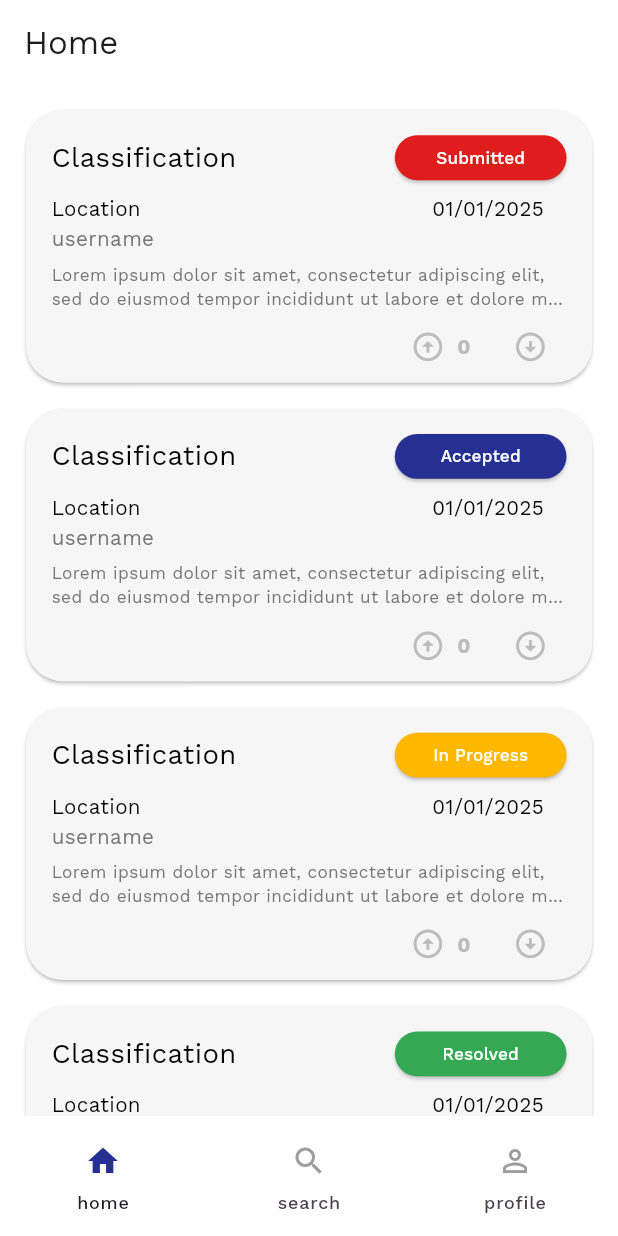
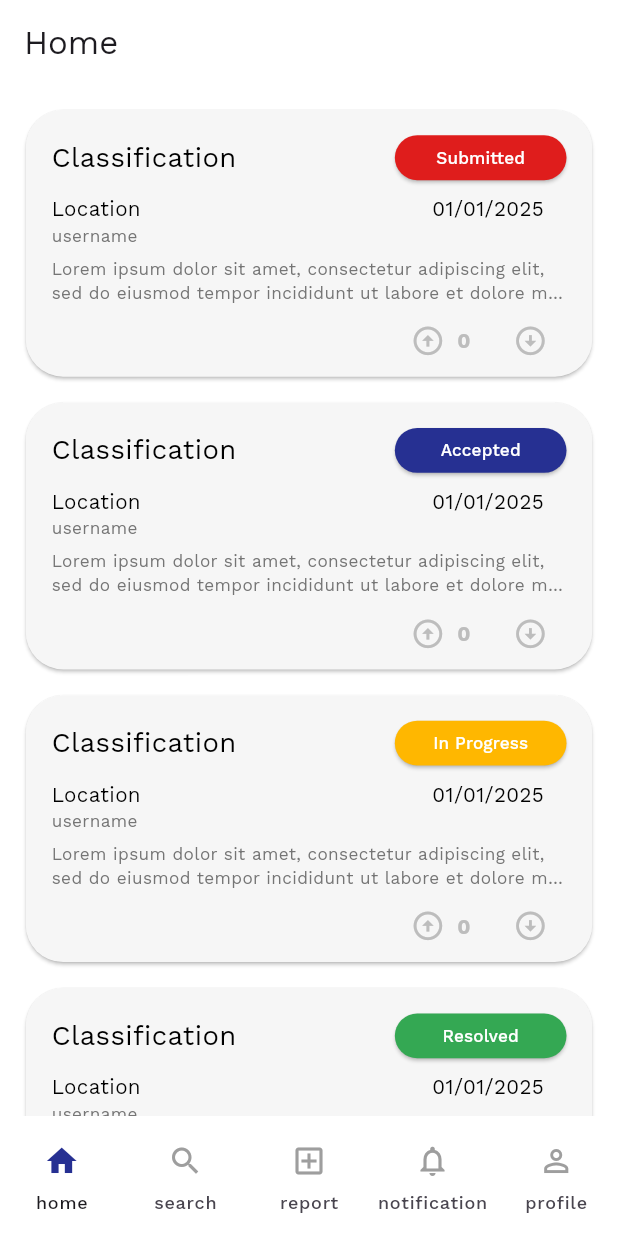
Before and after one commit to omnomdondon/E-ALERTO, a Flutter app: the screen it shows after launch, after a tap on "Login", on a phone screen of 412 x 824 dp. Run offline on Flutter 3.47's test engine with Material 3 defaults, Android fonts, the phone set to English and light mode, and no system bars; our stand-ins replace flutter_screenutil, go_router, google_fonts.

Commit message:
Added report screen; unfinished

```diff
--- a/lib/controller/router.dart
+++ b/lib/controller/router.dart
@@ -4,6 +4,7 @@ import 'package:e_alerto/view/screens/home_screen.dart';
 import 'package:e_alerto/view/screens/login_screen.dart';
 import 'package:e_alerto/view/screens/profile_screen.dart';
 import 'package:e_alerto/view/screens/registration_screen.dart';
+import 'package:e_alerto/view/screens/report_screen.dart';
 import 'package:e_alerto/view/screens/search_screen.dart';
 import 'package:flutter/material.dart';
 import 'package:go_router/go_router.dart';
@@ -48,6 +49,22 @@ final router = GoRouter(
         StatefulShellBranch(
           routes: [
             GoRoute(
+              path: Routes.reportPage,
+              builder: (context, state) => ReportScreen(),
+            )
+          ]
+        ),
+        StatefulShellBranch(
+          routes: [
+            GoRoute(
+              path: Routes.notificationPage,
+              builder: (context, state) => const Placeholder(), // replace diz
+            )
+          ]
+        ),
+        StatefulShellBranch(
+          routes: [
+            GoRoute(
               path: Routes.profilePage,
               builder: (context, state) => const ProfileScreen(),
             )
--- a/lib/controller/routes.dart
+++ b/lib/controller/routes.dart
@@ -4,5 +4,7 @@ class Routes {
   static const String registrationPage = '/registration';
   static const String homePage = '/home';
   static const String searchPage = '/search';
+  static const String reportPage = '/report';
+  static const String notificationPage = '/notification';
   static const String profilePage = '/profile';
 }
--- a/lib/model/destination.dart
+++ b/lib/model/destination.dart
@@ -23,9 +23,21 @@ const destinations = [
   Destination(
     label: 'search',
     icon: Icons.search,
-    outlineIcon: Icons.search_outlined,),
+    outlineIcon: Icons.search_outlined,
+  ),
+  Destination(
+    label: 'report',
+    icon: Icons.add_box,
+    outlineIcon: Icons.add_box_outlined,
+  ),
+  Destination(
+    label: 'notification',
+    icon: Icons.notifications,
+    outlineIcon: Icons.notifications_outlined,
+  ),
   Destination(
     label: 'profile',
     icon: Icons.person,
-    outlineIcon: Icons.person_outline,),
+    outlineIcon: Icons.person_outline,
+  ),
 ];
--- a/lib/view/screens/home_screen.dart
+++ b/lib/view/screens/home_screen.dart
@@ -11,14 +11,13 @@ class HomeScreen extends StatelessWidget {
     backgroundColor: Colors.white,
     body: Center(
       child: ListView(
-        //mainAxisAlignment: MainAxisAlignment.center,
         padding: EdgeInsets.all(ScreenUtil().setSp(15)),
         children: [
           PostCard(
             reportNumber: '1',
             classification: 'Classification',
             location: 'Location',
-            status: 'Submitted', //TODO: Change color depending on status
+            status: 'Submitted',
             date: '01/01/2025',
             username: 'username',
             description: 'Lorem ipsum dolor sit amet, consectetur adipiscing elit, sed do eiusmod tempor incididunt ut labore et dolore magna aliqua',
@@ -27,7 +26,7 @@ class HomeScreen extends StatelessWidget {
             reportNumber: '1',
             classification: 'Classification',
             location: 'Location',
-            status: 'Accepted', //TODO: Change color depending on status
+            status: 'Accepted',
             date: '01/01/2025',
             username: 'username',
             description: 'Lorem ipsum dolor sit amet, consectetur adipiscing elit, sed do eiusmod tempor incididunt ut labore et dolore magna aliqua',
@@ -36,7 +35,7 @@ class HomeScreen extends StatelessWidget {
             reportNumber: '1',
             classification: 'Classification',
             location: 'Location',
-            status: 'In Progress', //TODO: Change color depending on status
+            status: 'In Progress',
             date: '01/01/2025',
             username: 'username',
             description: 'Lorem ipsum dolor sit amet, consectetur adipiscing elit, sed do eiusmod tempor incididunt ut labore et dolore magna aliqua',
@@ -45,7 +44,7 @@ class HomeScreen extends StatelessWidget {
             reportNumber: '1',
             classification: 'Classification',
             location: 'Location',
-            status: 'Resolved', //TODO: Change color depending on status
+            status: 'Resolved',
             date: '01/01/2025',
             username: 'username',
             description: 'Lorem ipsum dolor sit amet, consectetur adipiscing elit, sed do eiusmod tempor incididunt ut labore et dolore magna aliqua',
@@ -54,7 +53,7 @@ class HomeScreen extends StatelessWidget {
             reportNumber: '1',
             classification: 'Classification',
             location: 'Location',
-            status: 'Declined', //TODO: Change color depending on status
+            status: 'Declined',
             date: '01/01/2025',
             username: 'username',
             description: 'Lorem ipsum dolor sit amet, consectetur adipiscing elit, sed do eiusmod tempor incididunt ut labore et dolore magna aliqua',
--- /dev/null
+++ b/lib/view/screens/report_screen.dart
@@ -0,0 +1,78 @@
+import 'package:e_alerto/view/widgets/custom_dropdownmenu.dart';
+import 'package:e_alerto/view/widgets/custom_textformfield.dart';
+import 'package:flutter/material.dart';
+import 'package:flutter_screenutil/flutter_screenutil.dart';
+
+class ReportScreen extends StatelessWidget {
+  ReportScreen({super.key});
+
+  // TODO: move to appropriate class
+  final catergory = ['Road', 'Foot Bridge', 'Sidewalk', 'Lamp Post'];
+
+
+  @override
+  Widget build(BuildContext context) => Scaffold(
+    appBar: AppBar(title: const Text('Report'), backgroundColor: Colors.white,),
+    backgroundColor: Colors.white,
+    body: Center(
+      child: ListView(
+        padding: EdgeInsets.all(ScreenUtil().setSp(15)),
+        children: [
+          Form(
+            child: Column(
+              mainAxisAlignment: MainAxisAlignment.center, // ✅ Center items
+              crossAxisAlignment: CrossAxisAlignment.start,
+              children: [
+
+                const Text(
+                  "Classification",
+                  style: TextStyle(color: Colors.black54)
+                ),
+                SizedBox(height: ScreenUtil().setHeight(10)),
+                CustomDropdown(
+                  items: catergory,
+                  onChanged: (value) {},
+                  hint: 'Select a category',
+                ),
+                SizedBox(height: ScreenUtil().setHeight(20)),
+
+                const Text(
+                  "Location",
+                  style: TextStyle(color: Colors.black54)
+                ),
+                SizedBox(height: ScreenUtil().setHeight(10)),
+                CustomTextFormField(
+                  label: 'Location',
+                  hintText: 'Enter location',
+                ),
+                SizedBox(height: ScreenUtil().setHeight(20)),
+
+                const Text(
+                  "Distance",
+                  style: TextStyle(color: Colors.black54)
+                ),
+                SizedBox(height: ScreenUtil().setHeight(10)),
+                CustomTextFormField(
+                  label: 'Distance',
+                  hintText: 'Enter distance from location',
+                ),
+                SizedBox(height: ScreenUtil().setHeight(20)),
+              ]
+            ),
+          ),
+        ],
+      ),
+    ),
+  );
+
+  DropdownMenuItem<String> buildMenuItem(String catergory) => DropdownMenuItem(
+    value: catergory,
+    child:
+      Text(
+        catergory,
+        style: TextStyle(
+          fontSize: ScreenUtil().setSp(10)
+        ),
+      )
+  );
+}
--- /dev/null
+++ b/lib/view/widgets/custom_dropdownmenu.dart
@@ -0,0 +1,60 @@
+import 'package:flutter/material.dart';
+import 'package:flutter_screenutil/flutter_screenutil.dart';
+import 'package:google_fonts/google_fonts.dart';
+
+class CustomDropdown extends StatefulWidget {
+  final List<String> items;
+  final String hint;
+  final ValueChanged<String>? onChanged;
+
+  const CustomDropdown({
+    super.key,
+    required this.items,
+    required this.hint,
+    this.onChanged,
+  });
+
+  @override
+  _CustomDropdownState createState() => _CustomDropdownState();
+}
+
+class _CustomDropdownState extends State<CustomDropdown> {
+  String? selectedItem;
+
+  @override
+  Widget build(BuildContext context) {
+    return Container(
+      padding: const EdgeInsets.symmetric(horizontal: 10, vertical: 0),
+      decoration: BoxDecoration(
+        color: Colors.white, // Background color
+        borderRadius: BorderRadius.circular(10),
+        border: Border.all(color: Colors.grey.shade400, width: 1),
+      ),
+      child: DropdownButtonHideUnderline(
+        child: DropdownButton<String>(
+          value: selectedItem,
+          hint: Text(widget.hint, style: TextStyle(color: Colors.black87, fontSize: 14)),
+          icon: Icon(Icons.keyboard_arrow_down, color: Colors.grey.shade400,),
+          isExpanded: true, // Makes the dropdown fill the width
+          style: Theme.of(context).textTheme.bodyMedium?.copyWith(),
+          dropdownColor: Colors.white, // Background color of dropdown items
+          borderRadius: BorderRadius.circular(10),
+          items: widget.items.map((String item) {
+            return DropdownMenuItem<String>(
+              value: item,
+              child: Text(item),
+            );
+          }).toList(),
+          onChanged: (String? newValue) {
+            setState(() {
+              selectedItem = newValue;
+            });
+            if (widget.onChanged != null) {
+              widget.onChanged!(newValue!);
+            }
+          },
+        ),
+      ),
+    );
+  }
+}
--- a/lib/view/widgets/custom_textformfield.dart
+++ b/lib/view/widgets/custom_textformfield.dart
@@ -63,6 +63,7 @@ class _CustomTextFormFieldState extends State<CustomTextFormField> {
         controller: widget.controller,
         inputFormatters: widget.inputFormat,
         keyboardType: widget.inputType,
+        style: TextStyle(color: Colors.black87, fontSize: 14),
         //Automatically validates without pressing the button
         autovalidateMode: AutovalidateMode.onUserInteraction,
 
@@ -76,12 +77,14 @@ class _CustomTextFormFieldState extends State<CustomTextFormField> {
           //prefixIcon: Icon(widget.icon),
           //suffixIcon: widget.trailing,
 
+
+
           //enabledBorder | Default Text field decoration
           enabledBorder: OutlineInputBorder(
             borderRadius: BorderRadius.circular(8),
             borderSide: BorderSide(
-              color: Colors.grey.withOpacity(.3),
-              width: 1.5
+              color: Colors.grey.shade400,
+              width: 1
             ),
           ),
 
--- a/lib/view/widgets/post_card.dart
+++ b/lib/view/widgets/post_card.dart
@@ -151,7 +151,7 @@ class _PostCardState extends State<PostCard> {
                   Text(
                     widget.username,
                     style: TextStyle(
-                      fontSize: ScreenUtil().setSp(12),
+                      fontSize: ScreenUtil().setSp(10),
                       color: Colors.grey.shade600
                     ),
                   ),
@@ -203,8 +203,6 @@ class _PostCardState extends State<PostCard> {
                       iconSize: ScreenUtil().setSp(20)
                     ),
                   )
-
-
                 ],
               )
             ],
```
